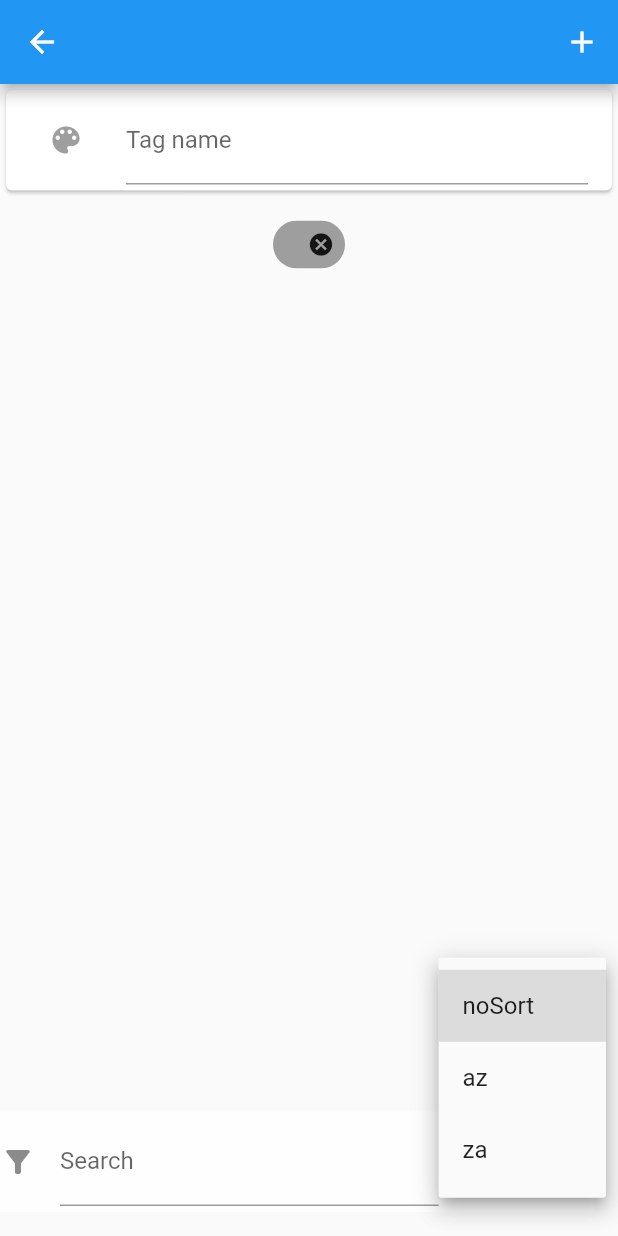
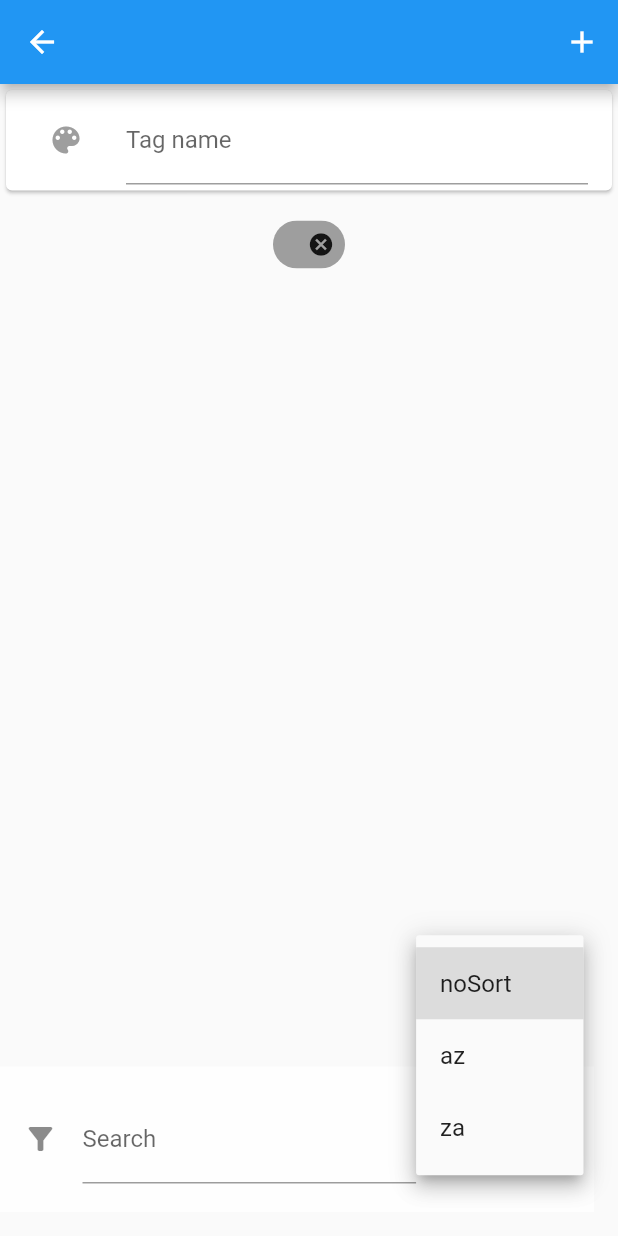
Before and after one commit to lavruh/tagged_todos_organizer, a Flutter app: the TagsEditScreen screen opened directly, after a tap on the "add" icon, after a tap on the "cancel" icon, after a tap on "noSort", on a phone screen of 412 x 824 dp. Run offline on Flutter 3.47's test engine with Material 2 defaults, Android fonts, the phone set to English and light mode, and no system bars; our stand-ins replace flutter_colorpicker, flutter_riverpod, hive_flutter, sembast; accounts and stored records are empty.

Commit message:
ui fixes

```diff
--- a/lib/utils/presentation/widget/search_panel_widget.dart
+++ b/lib/utils/presentation/widget/search_panel_widget.dart
@@ -1,6 +1,7 @@
 import 'package:flutter/material.dart';
 import 'package:flutter_riverpod/flutter_riverpod.dart';
 import 'package:tagged_todos_organizer/utils/dropdownbutton_args.dart';
+import 'package:tagged_todos_organizer/utils/presentation/widget/text_field_with_clear_button.dart';
 
 class SearchPanelWidget extends ConsumerWidget {
   const SearchPanelWidget({
@@ -15,13 +16,10 @@ class SearchPanelWidget extends ConsumerWidget {
   Widget build(BuildContext context, WidgetRef ref) {
     return Container(
       color: Colors.white70,
+      child: Padding(
+        padding: const EdgeInsets.all(15.0),
         child: ListTile(
-        title: TextField(
-            onChanged: onSearch,
-            decoration: const InputDecoration(
-              labelText: 'Search',
-              icon: Icon(Icons.filter_alt),
-            )),
+          title: TextFieldWithClearButton(onChanged: onSearch),
           trailing: buttonArgs != null
               ? DropdownButton(
                   value: buttonArgs!.value,
@@ -37,6 +35,7 @@ class SearchPanelWidget extends ConsumerWidget {
                   })
               : null,
         ),
+      ),
     );
   }
 }
--- /dev/null
+++ b/lib/utils/presentation/widget/text_field_with_clear_button.dart
@@ -0,0 +1,44 @@
+import 'package:flutter/material.dart';
+
+class TextFieldWithClearButton extends StatefulWidget {
+  const TextFieldWithClearButton({Key? key, required this.onChanged})
+      : super(key: key);
+  final Function(String) onChanged;
+
+  @override
+  State<TextFieldWithClearButton> createState() =>
+      _TextFieldWithClearButtonState();
+}
+
+class _TextFieldWithClearButtonState extends State<TextFieldWithClearButton> {
+  bool isNotEmpty = false;
+  final textController = TextEditingController();
+  @override
+  Widget build(BuildContext context) {
+    return TextField(
+        controller: textController,
+        onChanged: (v) {
+          widget.onChanged(v);
+          if (v.isNotEmpty) {
+            setState(() => isNotEmpty = true);
+          } else {
+            setState(() => isNotEmpty = false);
+          }
+        },
+        decoration: InputDecoration(
+          labelText: 'Search',
+          icon: isNotEmpty == false
+              ? const Icon(Icons.filter_alt)
+              : IconButton(
+                  icon: const Icon(Icons.cancel_outlined),
+                  onPressed: () {
+                    widget.onChanged('');
+                    setState(() {
+                      textController.text = '';
+                      isNotEmpty = false;
+                    });
+                  },
+                ),
+        ));
+  }
+}
```
Lines whose indentation alone changed are shown as unchanged.
